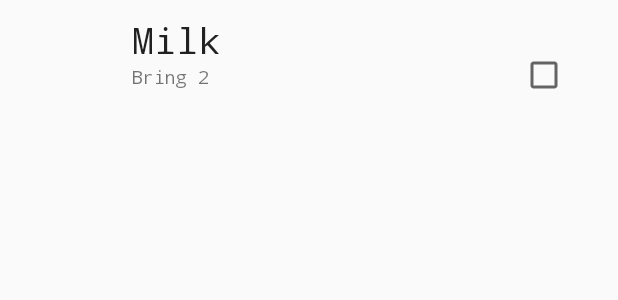
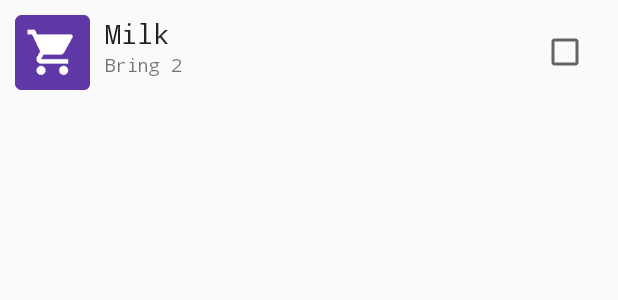
Before and after one commit to OmryRo/shopping_list, an Android app: the layout task_list_item.xml on its own in the app's theme, with its tools: preview values and no code run, on a phone screen of 412 x 824 dp. Shown: the top 300 px of the screen. Run offline under Robolectric (Android 15) with nearby library versions, the phone set to English and light mode, and no system bars.

Commit message:
decreased the size of the tasks

```diff
--- a/app/src/main/res/layout/task_list_item.xml
+++ b/app/src/main/res/layout/task_list_item.xml
@@ -9,14 +9,16 @@
 
     <ImageView
         android:id="@+id/task_thumbnail"
-        android:layout_width="0dp"
-        android:layout_weight="1"
-        android:layout_height="80dp" />
+        android:layout_width="50dp"
+        android:layout_height="50dp"
+        android:layout_marginEnd="10dp"
+        android:src="@mipmap/ic_launcher"
+        />
 
     <LinearLayout
         android:layout_width="0dp"
-        android:layout_height="80dp"
-        android:layout_weight="3"
+        android:layout_height="50dp"
+        android:layout_weight="1"
         android:orientation="vertical">
 
         <TextView
@@ -26,7 +28,7 @@
             android:layout_height="wrap_content"
             android:layout_gravity="center_vertical|start"
             android:fontFamily="monospace"
-            android:textSize="24sp"
+            android:textSize="18sp"
             tools:text="Milk" />
 
         <TextView
@@ -40,9 +42,8 @@
     </LinearLayout>
 
     <LinearLayout
-        android:layout_width="0dp"
-        android:layout_height="80dp"
-        android:layout_weight="1"
+        android:layout_width="50dp"
+        android:layout_height="50dp"
         android:gravity="center">
 
         <CheckBox
```
